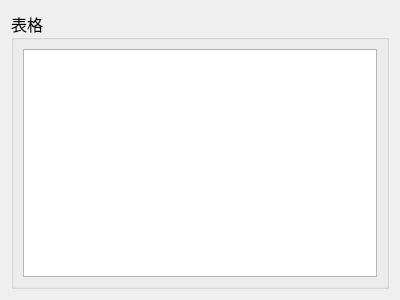
ChinaClever/BusBar, file BusBar-Qt/common/comtablewid.ui: the form before one commit.
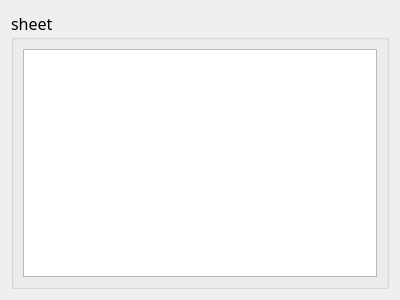
The form after the commit.

Patch:
```diff
--- a/BusBar-Qt/common/comtablewid.ui
+++ b/BusBar-Qt/common/comtablewid.ui
@@ -23,7 +23,7 @@
       </font>
      </property>
      <property name="title">
-      <string>表格</string>
+      <string>sheet</string>
      </property>
      <layout class="QGridLayout" name="gridLayout_2">
       <item row="0" column="0">
```
